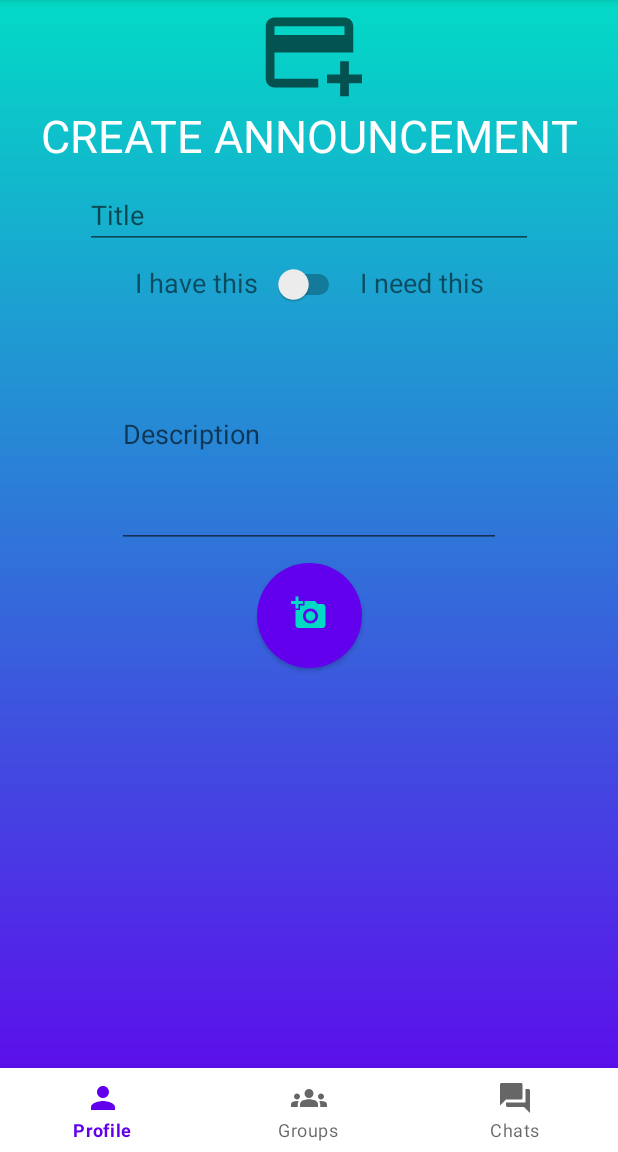
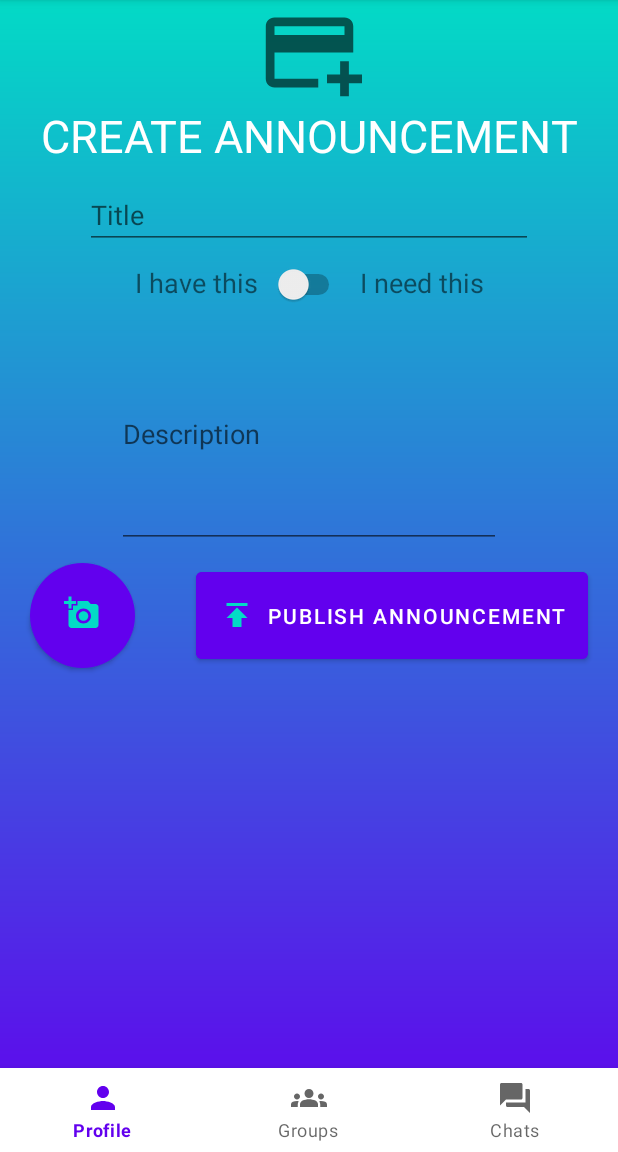
Before and after one commit to giova239/Familes_share-extension, an Android app: the fragment CreateAnnouncementFragment placed in its activity, on a phone screen of 412 x 824 dp, the part 84-1236 px from its top. Run offline under Robolectric (Android 15) with nearby library versions, the phone set to English and light mode, and no system bars; our stand-ins replace Volley, navigation-ui; network calls fail.

Commit message:
started to implement announcement creation on db and images uploading

```diff
--- /dev/null
+++ b/app/src/main/res/drawable/ic_publish.xml
@@ -0,0 +1,10 @@
+<vector xmlns:android="http://schemas.android.com/apk/res/android"
+    android:width="24dp"
+    android:height="24dp"
+    android:viewportWidth="24"
+    android:viewportHeight="24"
+    android:tint="?attr/colorControlNormal">
+  <path
+      android:fillColor="@android:color/white"
+      android:pathData="M5,4v2h14L19,4L5,4zM5,14h4v6h6v-6h4l-7,-7 -7,7z"/>
+</vector>
--- a/app/src/main/res/layout/fragment_create_announcement.xml
+++ b/app/src/main/res/layout/fragment_create_announcement.xml
@@ -98,9 +98,23 @@
             android:backgroundTint="@color/design_default_color_secondary"
             android:drawableTint="@color/design_default_color_secondary"
             android:layout_marginVertical="10dp"
+            android:layout_marginLeft="20dp"
             app:layout_constraintTop_toBottomOf="@id/enterDescription"
-            app:layout_constraintRight_toRightOf="parent"
             app:layout_constraintLeft_toLeftOf="parent"/>
+
+        <Button
+            android:id="@+id/createAnnouncementButton"
+            android:layout_width="wrap_content"
+            android:layout_height="70dp"
+            android:drawableLeft="@drawable/ic_publish"
+            android:text="publish announcement"
+            android:padding="15dp"
+            android:backgroundTint="@color/design_default_color_primary"
+            android:drawableTint="@color/design_default_color_secondary"
+            android:layout_marginVertical="10dp"
+            android:layout_marginRight="20dp"
+            app:layout_constraintTop_toBottomOf="@id/enterDescription"
+            app:layout_constraintRight_toRightOf="parent"/>
 
         <LinearLayout
             android:id="@+id/photoList"
```
Also changed, not shown: app/src/main/AndroidManifest.xml (+4 -3 lines), app/src/main/java/com/example/myapplication/ui/home/CreateAnnouncementFragment.java (+90 -1 lines).
